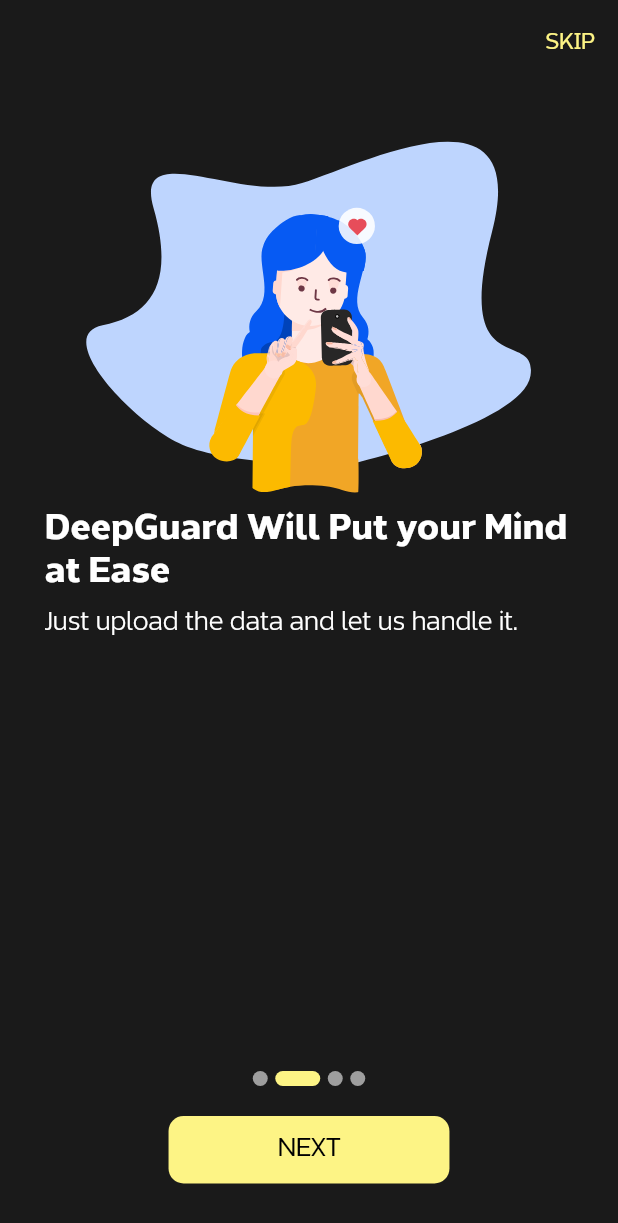
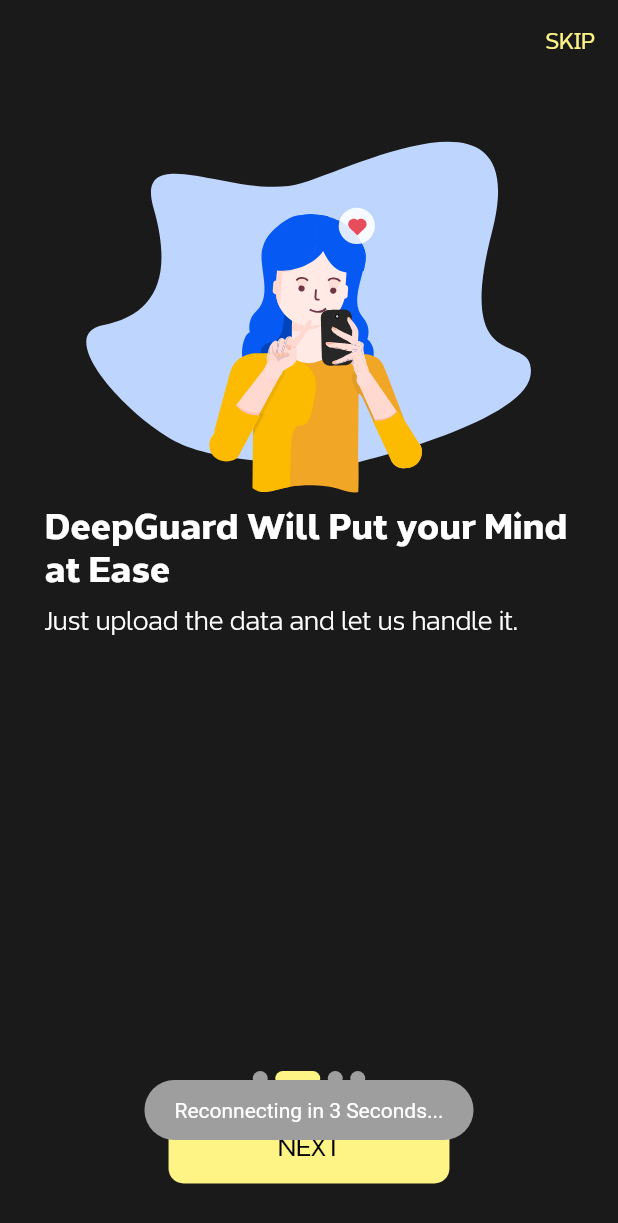
Before and after one commit to MohammadBali/DeepFake_Flutter, a Flutter app: the screen it shows after launch, after a tap on "NEXT", on a phone screen of 412 x 824 dp. Shown: the top 1223 px of the screen. Run offline on Flutter 3.47's test engine with Material 2 defaults, Android fonts, the phone set to English and light mode, and no system bars; drawn by our look-alikes of smooth_page_indicator; our stand-ins replace animated_splash_screen, bloc, cached_network_image, conditional_builder_null_safety, dio, file_picker and 6 more; missing offline and left inert: material_dialogs, open_file_plus, string_extensions; network calls fail.

Commit message:
Reconnecting to WebSockets on Error

```diff
--- a/lib/layout/cubit/cubit.dart
+++ b/lib/layout/cubit/cubit.dart
@@ -27,14 +27,15 @@
 
 class AppCubit extends Cubit<AppStates>
 {
-  final IOWebSocketChannel wsChannel;
+  IOWebSocketChannel wsChannel;
   AppCubit(this.wsChannel): super(AppInitialState());
 
   static AppCubit get(context)=> BlocProvider.of(context);
 
   //SET LISTENER FOR WEB SOCKETS
-   void setListener(IOWebSocketChannel wsChannel) {
-    wsChannel.stream.listen((message) {
+   void setListener(IOWebSocketChannel awsChannel) {
+    wsChannel.stream.listen((message)
+    {
       //Parse JSON from String
       var jsonMessage= jsonDecode(message);
 
@@ -74,11 +75,38 @@
         {
           print(jsonMessage);
         }
+    },
+
+    onError: (error,stackTrace)
+    {
+      print('WebSocket has been closed for an error, ${error.toString()}, reconnecting in 3 Seconds');
+
+      //_reConnectWsChannel();
+
+      defaultToast(msg: 'Reconnecting in 3 Seconds...');
+
+      Future.delayed(const Duration(seconds: 3)).then((value) =>_reConnectWsChannel());
+    },
+
+    onDone: ()
+    {
+      print('WebSocket fired onDone function, Reason:${wsChannel.closeReason}, reconnecting in 3 Seconds...');
+
+      defaultToast(msg: 'Reconnecting in 3 Seconds...');
+
+      Future.delayed(const Duration(seconds: 3)).then((value) =>_reConnectWsChannel());
+    }
+    );
+  }
 
 
-    });
+   void _reConnectWsChannel()
+   {
+     print('Reconnecting WSChannel');
+     wsChannel= IOWebSocketChannel.connect(webSocketLocalHost);
+
+     setListener(wsChannel);
   }
-
 
   //WEB SOCKETS
 
@@ -450,6 +478,8 @@
   //Send Data to Server by WebSockets
   void addLike({required String userID, required String postID})
   {
+    print('Adding a Like');
+
     Map<String,dynamic> data=
     {
       'type':'like',
@@ -466,6 +496,8 @@
   //Send Comment to Server by WebSockets
   void addComment({required String userID, required String postID, required String comment})
   {
+    print('Adding a Comment');
+
     Map<String,dynamic> data=
     {
       'type':'comment',
--- a/lib/main.dart
+++ b/lib/main.dart
@@ -25,6 +25,7 @@
   WidgetsFlutterBinding.ensureInitialized(); //Makes sure that all the await and initializer get done before runApp
 
   IOWebSocketChannel wsChannel= IOWebSocketChannel.connect(webSocketLocalHost);
+
 
   //Fire Flutter Errors into Run Terminal
   FlutterError.onError = (FlutterErrorDetails details) {
@@ -97,6 +98,7 @@
 
   const MyApp({super.key, required this.isDark, required this.homeWidget, required this.wsChannel});
 
+
   // This widget is the root of your application.
   @override
   Widget build(BuildContext context) {
--- a/lib/modules/ChatBot/chatBot.dart
+++ b/lib/modules/ChatBot/chatBot.dart
@@ -1,4 +1,3 @@
-import 'package:conditional_builder_null_safety/conditional_builder_null_safety.dart';
 import 'package:deepfake_detection/layout/cubit/cubit.dart';
 import 'package:deepfake_detection/layout/cubit/states.dart';
 import 'package:deepfake_detection/modules/ChatBot/chatScreen.dart';
--- a/lib/shared/components/components.dart
+++ b/lib/shared/components/components.dart
@@ -430,6 +430,7 @@
 
 PreferredSizeWidget defaultAppBar({
   required AppCubit cubit,
+  List<Widget>? actions,
 })=>AppBar(
 
   title: Text(
@@ -440,7 +441,7 @@
     ),
   ),
 
-  actions:[],
+  actions:actions,
 
 
 );
```
Also changed, not shown: lib/modules/AllSettings/Personal/PreviousInquiries/UserInquiries.dart (+11 -1 lines), lib/modules/AllSettings/Personal/YourPosts/UserPosts.dart (+10 -1 lines), lib/modules/Home/home.dart (+20 -8 lines).
